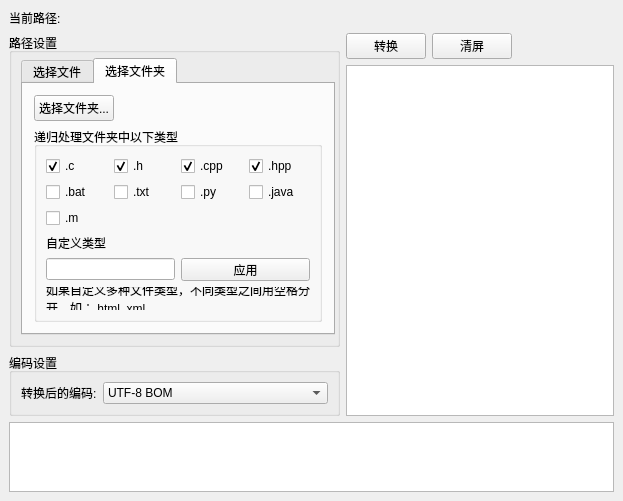
This is src/mainwindow.ui in clorymmk/CodeTransmit as Qt 5 draws it before an edit. The edited form follows.
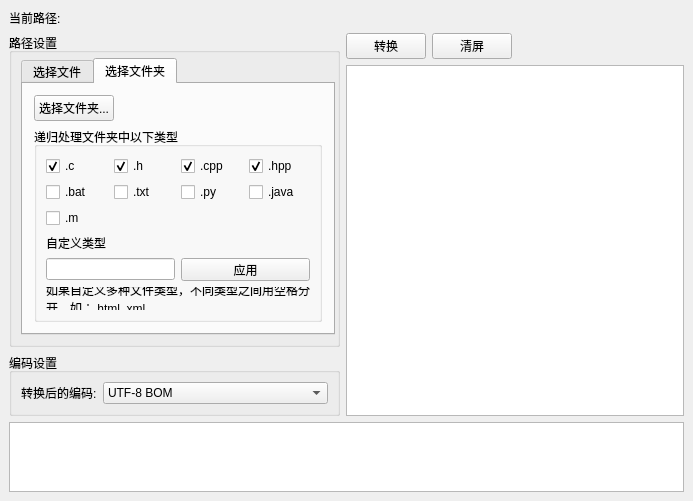
This is the edited form.

Commit message: 1. 消息框显示每个处理或跳过的文件，方便检查是不是漏了文件。 2. 界面上新加一列，显示处理结果，处理失败和处理成功的都会显示。不用处理的不显示。 3. 加入signal消息机制来做界面输出，解决多线程频繁输出时候的崩溃

Patch:
```diff
--- a/src/mainwindow.ui
+++ b/src/mainwindow.ui
@@ -6,7 +6,7 @@
    <rect>
     <x>0</x>
     <y>0</y>
-    <width>623</width>
+    <width>693</width>
     <height>487</height>
    </rect>
   </property>
```
The commit also changes 3 other files.
